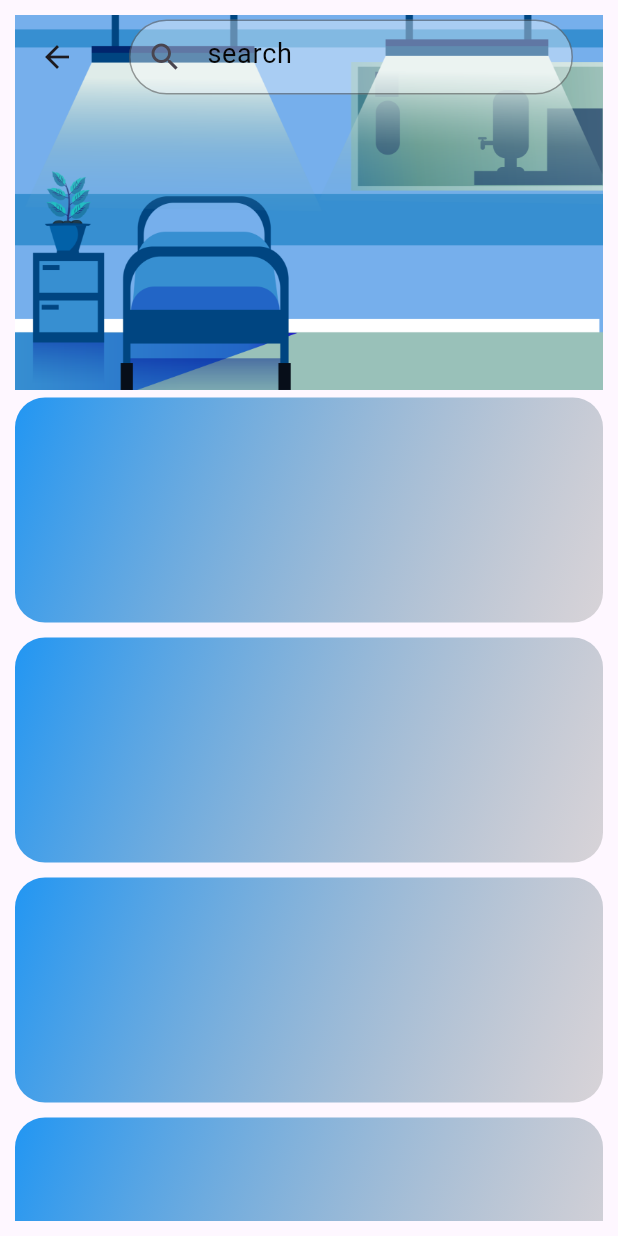
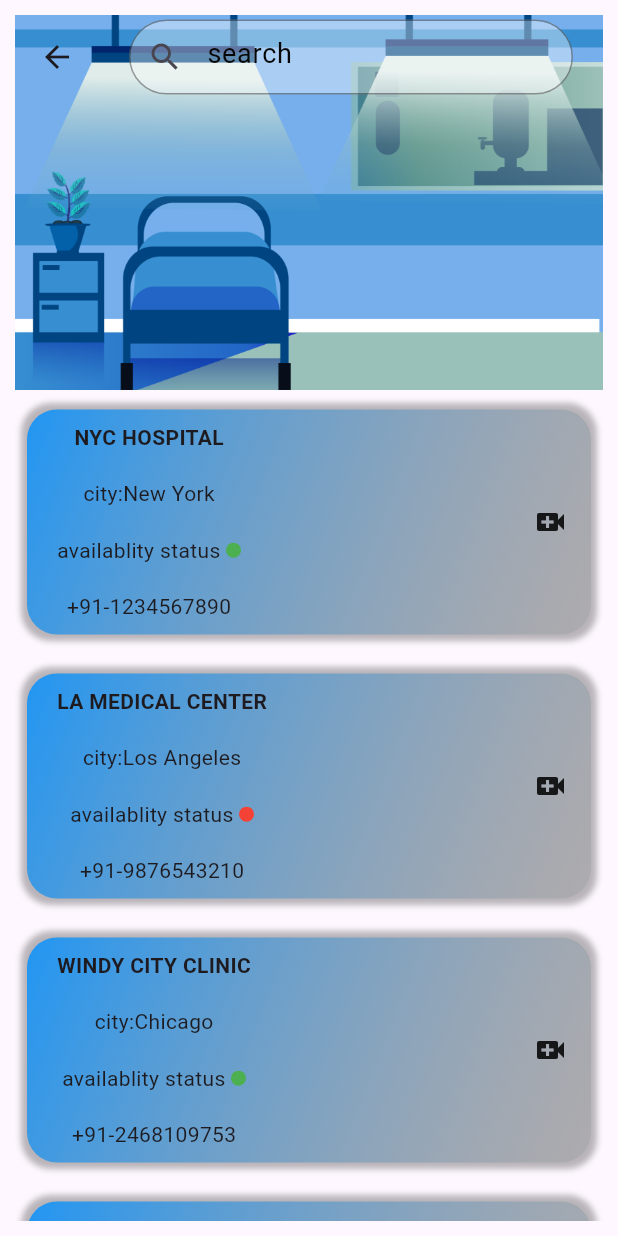
Before and after one commit to anoop5115/swift_recue, a Flutter app: the SearchPage screen opened by its route, on a phone screen of 412 x 824 dp. Run offline on Flutter 3.47's test engine with Material 3 defaults, Android fonts, the phone set to English and light mode, and no system bars; our stand-ins replace animated_splash_screen, get, google_nav_bar; missing offline and left inert: zego_uikit_prebuilt_call.

Commit message:
updated search page

```diff
--- a/lib/medicalrecords/controller.dart/searchrecords.dart
+++ b/lib/medicalrecords/controller.dart/searchrecords.dart
@@ -5,22 +5,18 @@
   List filteredList = <MedicalInfo>[].obs;
   var f = RxInt(0);
   void search(int uid) {
+    filteredList.clear();
     for (MedicalInfo i in MedicalInfoList) {
       if (i.uid == uid) {
         f.value = 1;
-        print(f.value);
 
-        print(i.name);
         filteredList.add(i);
-        print(filteredList);
+
         break;
       } else {
         f.value = 0;
-        print(f.value);
+
         filteredList.clear();
-        print(filteredList);
-
-        print("not found");
       }
     }
   }
--- a/lib/search/models/hospital.dart
+++ b/lib/search/models/hospital.dart
@@ -7,11 +7,49 @@
   hosp({this.city, this.name, this.contact, this.color});
 
   // List of hospital objects
-  List<hosp> hosplist = [
-    hosp(
-        city: "kollam",
-        name: "anoop",
-        contact: 9746195665,
-        color: true), // Using named arguments
-  ];
 }
+
+List<hosp> hosp_list = [
+  hosp(
+      city: "New York", name: "NYC Hospital", contact: 1234567890, color: true),
+  hosp(
+      city: "Los Angeles",
+      name: "LA Medical Center",
+      contact: 9876543210,
+      color: false),
+  hosp(
+      city: "Chicago",
+      name: "Windy City Clinic",
+      contact: 2468109753,
+      color: true),
+  hosp(
+      city: "Houston",
+      name: "Houston General",
+      contact: 1357924680,
+      color: false),
+  hosp(
+      city: "Miami",
+      name: "Miami Health Center",
+      contact: 3692581470,
+      color: false),
+  hosp(
+      city: "San Francisco",
+      name: "SF Medical Institute",
+      contact: 9870123456,
+      color: false),
+  hosp(
+      city: "Dallas",
+      name: "Dallas Medical Clinic",
+      contact: 4567890123,
+      color: false),
+  hosp(
+      city: "Atlanta",
+      name: "Atlanta Regional Hospital",
+      contact: 6543210987,
+      color: false),
+  hosp(
+      city: "Seattle",
+      name: "Seattle Community Clinic",
+      contact: 7890123456,
+      color: true),
+];
--- a/lib/search/views/search_page.dart
+++ b/lib/search/views/search_page.dart
@@ -1,6 +1,8 @@
 import 'package:flutter/material.dart';
 import 'package:flutter_application_1/container.dart';
+import 'package:flutter_application_1/search/models/hospital.dart';
 import 'package:flutter_application_1/signin/components/textfield.dart';
+import 'package:flutter_application_1/video_call/video_call_page.dart';
 import 'package:get/get.dart';
 import 'package:zego_uikit_prebuilt_call/zego_uikit_prebuilt_call.dart';
 
@@ -43,11 +45,20 @@
               ),
               SliverList(
                   delegate: SliverChildBuilderDelegate(
-                      childCount: 5,
+                      childCount: hosp_list.length,
                       (context, index) => Padding(
                             padding: EdgeInsets.only(top: 5, bottom: 5),
+                            child: Padding(
+                              padding: const EdgeInsets.all(8.0),
                               child: Container(
                                 decoration: BoxDecoration(
+                                    boxShadow: [
+                                      BoxShadow(
+                                          color: Color.fromARGB(255, 21, 24, 21)
+                                              .withOpacity(.3),
+                                          spreadRadius: 4,
+                                          blurRadius: 3)
+                                    ],
                                     gradient: LinearGradient(
                                       begin: Alignment.topLeft,
                                       end: Alignment.bottomRight,
@@ -59,6 +70,86 @@
                                     borderRadius: BorderRadius.circular(20)),
                                 width: double.infinity,
                                 height: 150,
+                                child: Center(
+                                  child: Padding(
+                                    padding: const EdgeInsets.only(
+                                        left: 20, right: 15),
+                                    child: Row(
+                                      mainAxisAlignment:
+                                          MainAxisAlignment.spaceBetween,
+                                      children: [
+                                        Column(
+                                          mainAxisAlignment:
+                                              MainAxisAlignment.spaceAround,
+                                          children: [
+                                            Row(
+                                              mainAxisAlignment:
+                                                  MainAxisAlignment.center,
+                                              children: [
+                                                Text(
+                                                  hosp_list[index]
+                                                      .name
+                                                      .toString()
+                                                      .toUpperCase(),
+                                                  style: TextStyle(
+                                                      fontWeight:
+                                                          FontWeight.bold),
+                                                )
+                                              ],
+                                            ),
+                                            Row(
+                                              mainAxisAlignment:
+                                                  MainAxisAlignment.center,
+                                              children: [
+                                                Text(
+                                                    "city:${hosp_list[index].city}")
+                                              ],
+                                            ),
+                                            Row(
+                                              mainAxisAlignment:
+                                                  MainAxisAlignment.center,
+                                              children: [
+                                                Text("availablity status "),
+                                                CircleAvatar(
+                                                  backgroundColor:
+                                                      hosp_list[index].color ==
+                                                              true
+                                                          ? Colors.green
+                                                          : Colors.red,
+                                                  radius: 5,
+                                                )
+                                              ],
+                                            ),
+                                            Row(
+                                              mainAxisAlignment:
+                                                  MainAxisAlignment.spaceAround,
+                                              children: [
+                                                Text(
+                                                    "+91-${hosp_list[index].contact.toString()}")
+                                              ],
+                                            )
+                                          ],
+                                        ),
+                                        Column(
+                                          mainAxisAlignment:
+                                              MainAxisAlignment.center,
+                                          children: [
+                                            InkWell(
+                                                onTap: () {
+                                                  Get.to(VideoCallPage(
+                                                    callID: hosp_list[index]
+                                                        .contact
+                                                        .toString(),
+                                                  ));
+                                                },
+                                                child: Icon(Icons.video_call))
+                                          ],
+                                        )
+                                      ],
+                                    ),
+                                  ),
+                                ),
+                              ),
                             ),
                           )))
             ],
```
Lines whose indentation alone changed are shown as unchanged.
